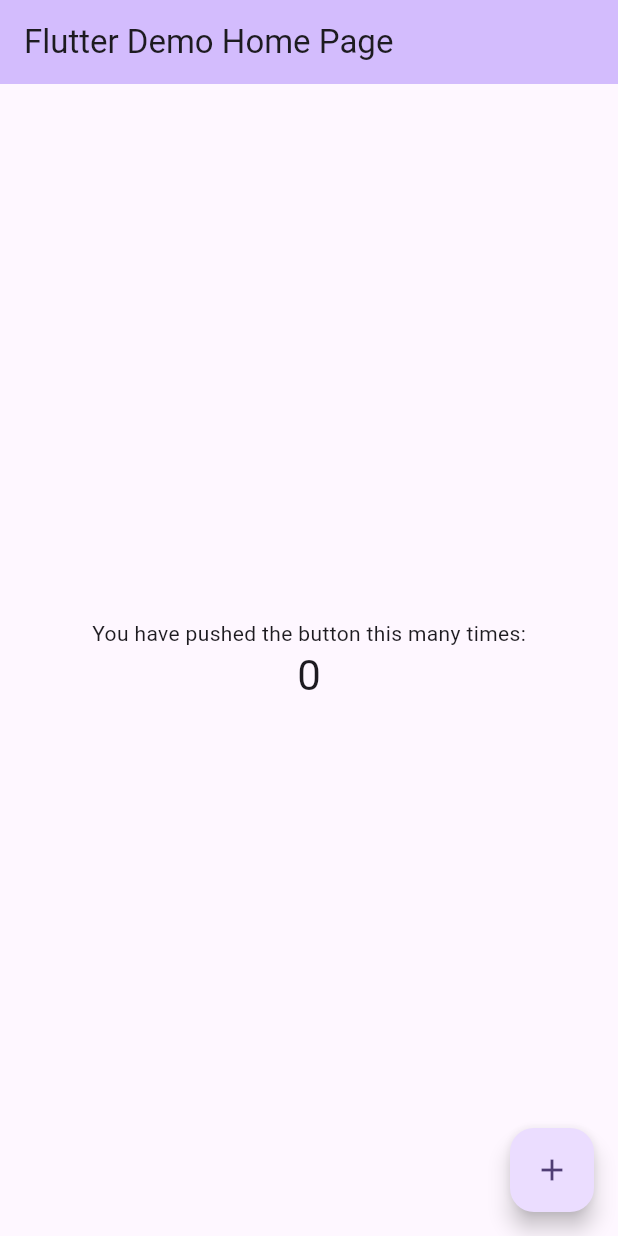
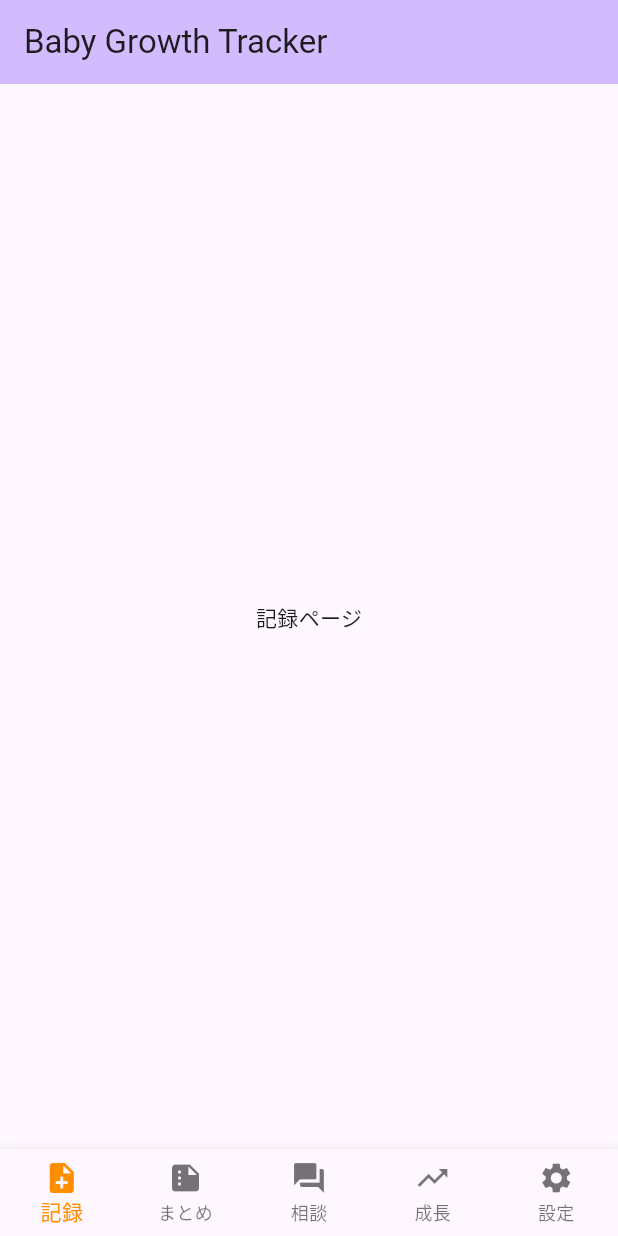
Before and after one commit to tamaron1820/baby_grouwth_app, a Flutter app: the screen it shows after launch, on a phone screen of 412 x 824 dp. Run offline on Flutter 3.47's test engine with Material 3 defaults, Android fonts, the phone set to English and light mode, and no system bars.

Commit message:
bottom navigationの追加

```diff
--- /dev/null
+++ b/lib/bottom_navigation.dart
@@ -0,0 +1,49 @@
+import 'package:flutter/material.dart';
+
+class BottomNavigation extends StatefulWidget {
+  final int selectedIndex;
+  final Function(int) onItemTapped;
+
+  const BottomNavigation({
+    Key? key,
+    required this.selectedIndex,
+    required this.onItemTapped,
+  }) : super(key: key);
+
+  @override
+  _BottomNavigationState createState() => _BottomNavigationState();
+}
+
+class _BottomNavigationState extends State<BottomNavigation> {
+  @override
+  Widget build(BuildContext context) {
+    return BottomNavigationBar(
+      type: BottomNavigationBarType.fixed,
+      items: const <BottomNavigationBarItem>[
+        BottomNavigationBarItem(
+          icon: Icon(Icons.note_add),
+          label: '記録',
+        ),
+        BottomNavigationBarItem(
+          icon: Icon(Icons.summarize),
+          label: 'まとめ',
+        ),
+        BottomNavigationBarItem(
+          icon: Icon(Icons.forum),
+          label: '相談',
+        ),
+        BottomNavigationBarItem(
+          icon: Icon(Icons.trending_up),
+          label: '成長',
+        ),
+        BottomNavigationBarItem(
+          icon: Icon(Icons.settings),
+          label: '設定',
+        ),
+      ],
+      currentIndex: widget.selectedIndex,
+      selectedItemColor: Colors.amber[800],
+      onTap: widget.onItemTapped,
+    );
+  }
+}
--- a/lib/main.dart
+++ b/lib/main.dart
@@ -1,4 +1,10 @@
 import 'package:flutter/material.dart';
+import 'bottom_navigation.dart';
+import 'record_page.dart';
+import 'summary_page.dart';
+import 'consultation_page.dart';
+import 'growth_page.dart';
+import 'settings_page.dart';
 
 void main() {
   runApp(const MyApp());
@@ -7,46 +13,21 @@
 class MyApp extends StatelessWidget {
   const MyApp({super.key});
 
-  // This widget is the root of your application.
   @override
   Widget build(BuildContext context) {
     return MaterialApp(
       title: 'Flutter Demo',
       theme: ThemeData(
-        // This is the theme of your application.
-        //
-        // TRY THIS: Try running your application with "flutter run". You'll see
-        // the application has a purple toolbar. Then, without quitting the app,
-        // try changing the seedColor in the colorScheme below to Colors.green
-        // and then invoke "hot reload" (save your changes or press the "hot
-        // reload" button in a Flutter-supported IDE, or press "r" if you used
-        // the command line to start the app).
-        //
-        // Notice that the counter didn't reset back to zero; the application
-        // state is not lost during the reload. To reset the state, use hot
-        // restart instead.
-        //
-        // This works for code too, not just values: Most code changes can be
-        // tested with just a hot reload.
         colorScheme: ColorScheme.fromSeed(seedColor: Colors.deepPurple),
         useMaterial3: true,
       ),
-      home: const MyHomePage(title: 'Flutter Demo Home Page'),
+      home: const MyHomePage(title: 'Baby Growth Tracker'),
     );
   }
 }
 
 class MyHomePage extends StatefulWidget {
   const MyHomePage({super.key, required this.title});
-
-  // This widget is the home page of your application. It is stateful, meaning
-  // that it has a State object (defined below) that contains fields that affect
-  // how it looks.
-
-  // This class is the configuration for the state. It holds the values (in this
-  // case the title) provided by the parent (in this case the App widget) and
-  // used by the build method of the State. Fields in a Widget subclass are
-  // always marked "final".
 
   final String title;
 
@@ -55,71 +36,36 @@
 }
 
 class _MyHomePageState extends State<MyHomePage> {
-  int _counter = 0;
+  int _selectedIndex = 0;
 
-  void _incrementCounter() {
+  static const List<Widget> _widgetOptions = <Widget>[
+    RecordPage(),
+    SummaryPage(),
+    ConsultationPage(),
+    GrowthPage(),
+    SettingsPage(),
+  ];
+
+  void _onItemTapped(int index) {
     setState(() {
-      // This call to setState tells the Flutter framework that something has
-      // changed in this State, which causes it to rerun the build method below
-      // so that the display can reflect the updated values. If we changed
-      // _counter without calling setState(), then the build method would not be
-      // called again, and so nothing would appear to happen.
-      _counter++;
+      _selectedIndex = index;
     });
   }
 
   @override
   Widget build(BuildContext context) {
-    // This method is rerun every time setState is called, for instance as done
-    // by the _incrementCounter method above.
-    //
-    // The Flutter framework has been optimized to make rerunning build methods
-    // fast, so that you can just rebuild anything that needs updating rather
-    // than having to individually change instances of widgets.
     return Scaffold(
       appBar: AppBar(
-        // TRY THIS: Try changing the color here to a specific color (to
-        // Colors.amber, perhaps?) and trigger a hot reload to see the AppBar
-        // change color while the other colors stay the same.
         backgroundColor: Theme.of(context).colorScheme.inversePrimary,
-        // Here we take the value from the MyHomePage object that was created by
-        // the App.build method, and use it to set our appbar title.
         title: Text(widget.title),
       ),
       body: Center(
-        // Center is a layout widget. It takes a single child and positions it
-        // in the middle of the parent.
-        child: Column(
-          // Column is also a layout widget. It takes a list of children and
-          // arranges them vertically. By default, it sizes itself to fit its
-          // children horizontally, and tries to be as tall as its parent.
-          //
-          // Column has various properties to control how it sizes itself and
-          // how it positions its children. Here we use mainAxisAlignment to
-          // center the children vertically; the main axis here is the vertical
-          // axis because Columns are vertical (the cross axis would be
-          // horizontal).
-          //
-          // TRY THIS: Invoke "debug painting" (choose the "Toggle Debug Paint"
-          // action in the IDE, or press "p" in the console), to see the
-          // wireframe for each widget.
-          mainAxisAlignment: MainAxisAlignment.center,
-          children: <Widget>[
-            const Text(
-              'You have pushed the button this many times:',
-            ),
-            Text(
-              '$_counter',
-              style: Theme.of(context).textTheme.headlineMedium,
-            ),
-          ],
-        ),
+        child: _widgetOptions.elementAt(_selectedIndex),
       ),
-      floatingActionButton: FloatingActionButton(
-        onPressed: _incrementCounter,
-        tooltip: 'Increment',
-        child: const Icon(Icons.add),
-      ), // This trailing comma makes auto-formatting nicer for build methods.
+      bottomNavigationBar: BottomNavigation(
+        selectedIndex: _selectedIndex,
+        onItemTapped: _onItemTapped,
+      ),
     );
   }
 }
--- /dev/null
+++ b/lib/record_page.dart
@@ -0,0 +1,12 @@
+import 'package:flutter/material.dart';
+
+class RecordPage extends StatelessWidget {
+  const RecordPage({Key? key}) : super(key: key);
+
+  @override
+  Widget build(BuildContext context) {
+    return Center(
+      child: Text('記録ページ'),
+    );
+  }
+}
```
Also changed, not shown: lib/consultation_page.dart (added, +12 -0 lines), lib/growth_page.dart (added, +12 -0 lines), lib/settings_page.dart (added, +12 -0 lines), lib/summary_page.dart (added, +12 -0 lines).
